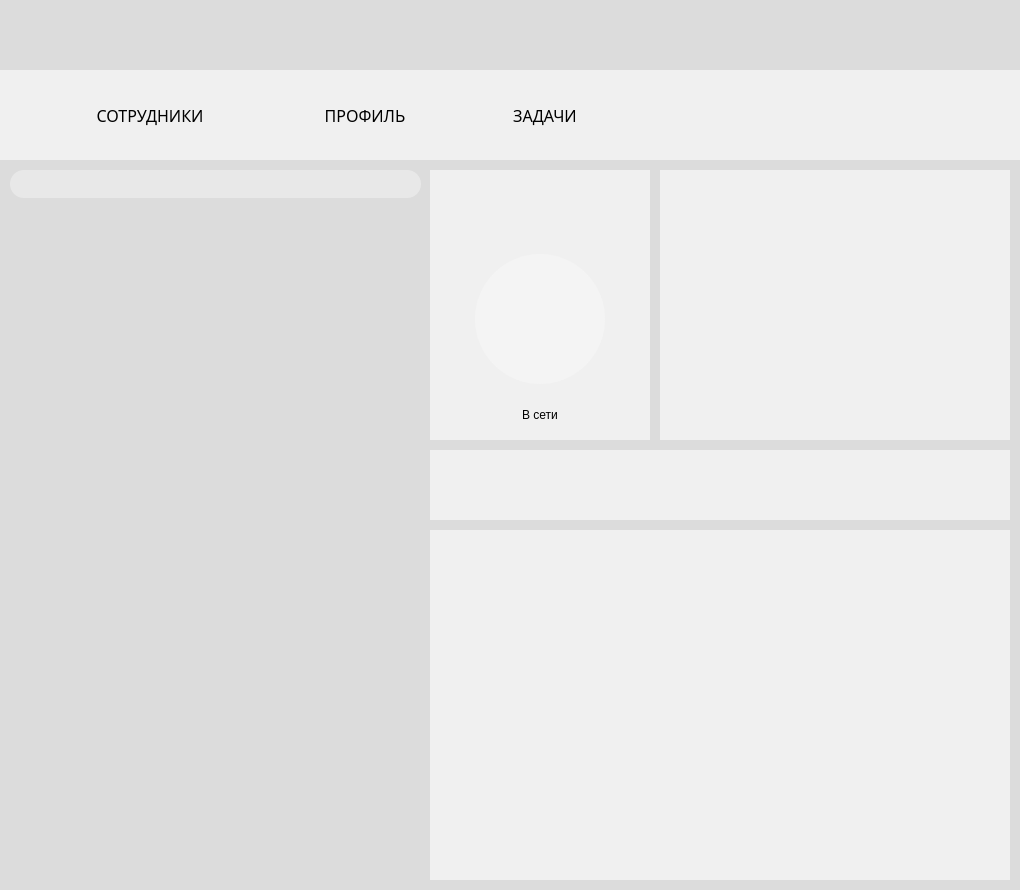
Qt form src/VultusMainWindow.ui (Percyvalle/Vultus) before a commit.
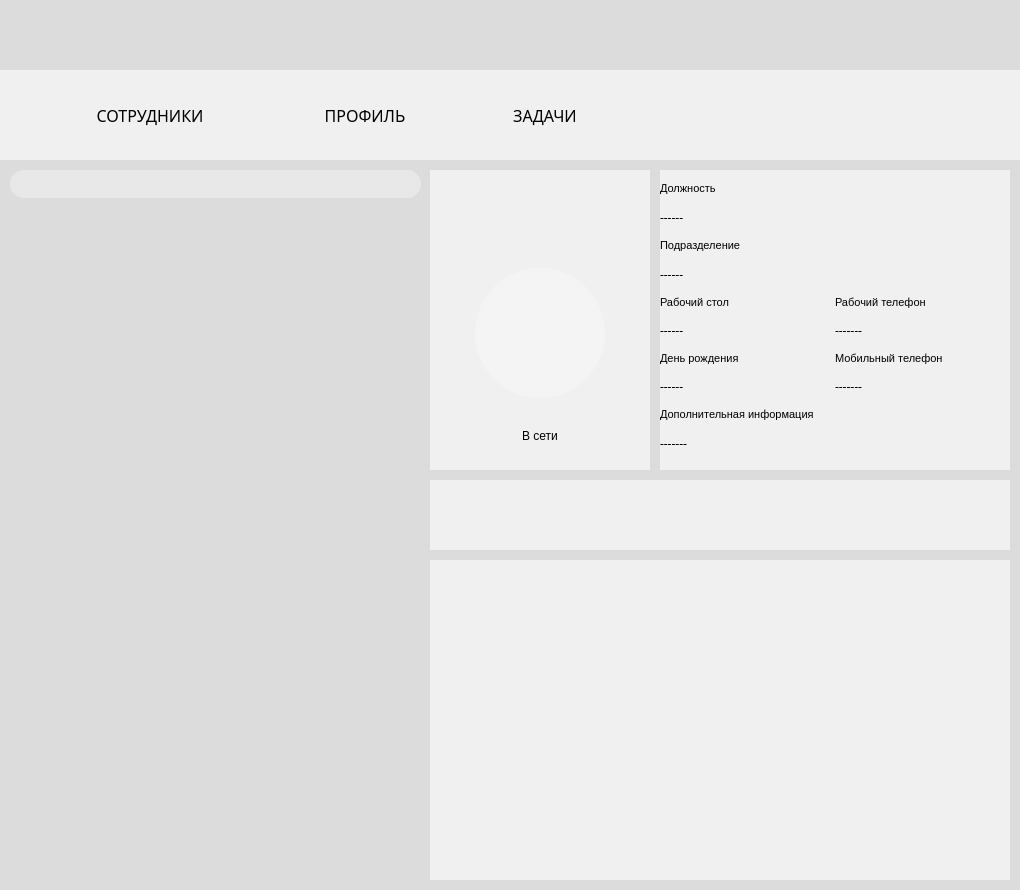
The same form after that commit. Custom widgets are drawn as their Qt base class.

The edit to the form file:
```diff
--- a/src/VultusMainWindow.ui
+++ b/src/VultusMainWindow.ui
@@ -300,7 +300,7 @@
         <x>430</x>
         <y>10</y>
         <width>220</width>
-        <height>270</height>
+        <height>300</height>
        </rect>
       </property>
       <property name="styleSheet">
@@ -384,18 +384,344 @@
         <x>660</x>
         <y>10</y>
         <width>350</width>
-        <height>270</height>
+        <height>300</height>
        </rect>
       </property>
       <property name="styleSheet">
-       <string notr="true">background-color: rgba(245, 245, 245,80%);</string>
+       <string notr="true">QWidget{background-color: rgba(245, 245, 245,80%);}
+QLabel{background-color: rgba(245, 245, 245,0%);}</string>
       </property>
+      <layout class="QVBoxLayout" name="verticalLayout_3">
+       <property name="spacing">
+        <number>0</number>
+       </property>
+       <property name="sizeConstraint">
+        <enum>QLayout::SetMinimumSize</enum>
+       </property>
+       <item>
+        <widget class="QLabel" name="label">
+         <property name="sizePolicy">
+          <sizepolicy hsizetype="Preferred" vsizetype="Fixed">
+           <horstretch>0</horstretch>
+           <verstretch>0</verstretch>
+          </sizepolicy>
+         </property>
+         <property name="font">
+          <font>
+           <pointsize>8</pointsize>
+          </font>
+         </property>
+         <property name="text">
+          <string>Должность</string>
+         </property>
+        </widget>
+       </item>
+       <item>
+        <widget class="QLabel" name="position_label">
+         <property name="sizePolicy">
+          <sizepolicy hsizetype="Preferred" vsizetype="Preferred">
+           <horstretch>0</horstretch>
+           <verstretch>0</verstretch>
+          </sizepolicy>
+         </property>
+         <property name="maximumSize">
+          <size>
+           <width>16777215</width>
+           <height>20</height>
+          </size>
+         </property>
+         <property name="font">
+          <font>
+           <family>Bahnschrift SemiBold</family>
+           <pointsize>9</pointsize>
+          </font>
+         </property>
+         <property name="text">
+          <string>------</string>
+         </property>
+        </widget>
+       </item>
+       <item>
+        <widget class="QLabel" name="label_3">
+         <property name="sizePolicy">
+          <sizepolicy hsizetype="Preferred" vsizetype="Fixed">
+           <horstretch>0</horstretch>
+           <verstretch>0</verstretch>
+          </sizepolicy>
+         </property>
+         <property name="font">
+          <font>
+           <pointsize>8</pointsize>
+          </font>
+         </property>
+         <property name="text">
+          <string>Подразделение</string>
+         </property>
+        </widget>
+       </item>
+       <item>
+        <widget class="QLabel" name="subdivision_label">
+         <property name="maximumSize">
+          <size>
+           <width>16777215</width>
+           <height>20</height>
+          </size>
+         </property>
+         <property name="font">
+          <font>
+           <family>Bahnschrift SemiBold</family>
+           <pointsize>9</pointsize>
+          </font>
+         </property>
+         <property name="text">
+          <string>------</string>
+         </property>
+        </widget>
+       </item>
+       <item>
+        <layout class="QHBoxLayout" name="horizontalLayout_3">
+         <property name="sizeConstraint">
+          <enum>QLayout::SetMaximumSize</enum>
+         </property>
+         <item>
+          <widget class="QLabel" name="label_5">
+           <property name="sizePolicy">
+            <sizepolicy hsizetype="Preferred" vsizetype="Fixed">
+             <horstretch>0</horstretch>
+             <verstretch>0</verstretch>
+            </sizepolicy>
+           </property>
+           <property name="maximumSize">
+            <size>
+             <width>16777215</width>
+             <height>12</height>
+            </size>
+           </property>
+           <property name="font">
+            <font>
+             <pointsize>8</pointsize>
+            </font>
+           </property>
+           <property name="text">
+            <string>Рабочий стол</string>
+           </property>
+          </widget>
+         </item>
+         <item>
+          <widget class="QLabel" name="label_6">
+           <property name="sizePolicy">
+            <sizepolicy hsizetype="Preferred" vsizetype="Fixed">
+             <horstretch>0</horstretch>
+             <verstretch>0</verstretch>
+            </sizepolicy>
+           </property>
+           <property name="maximumSize">
+            <size>
+             <width>16777215</width>
+             <height>12</height>
+            </size>
+           </property>
+           <property name="font">
+            <font>
+             <pointsize>8</pointsize>
+            </font>
+           </property>
+           <property name="text">
+            <string>Рабочий телефон</string>
+           </property>
+          </widget>
+         </item>
+        </layout>
+       </item>
+       <item>
+        <layout class="QHBoxLayout" name="horizontalLayout_5">
+         <property name="sizeConstraint">
+          <enum>QLayout::SetMaximumSize</enum>
+         </property>
+         <item>
+          <widget class="QLabel" name="work_place_label">
+           <property name="maximumSize">
+            <size>
+             <width>16777215</width>
+             <height>20</height>
+            </size>
+           </property>
+           <property name="font">
+            <font>
+             <family>Bahnschrift SemiBold</family>
+             <pointsize>9</pointsize>
+            </font>
+           </property>
+           <property name="text">
+            <string>------</string>
+           </property>
+          </widget>
+         </item>
+         <item>
+          <widget class="QLabel" name="work_phone_label">
+           <property name="maximumSize">
+            <size>
+             <width>16777215</width>
+             <height>20</height>
+            </size>
+           </property>
+           <property name="font">
+            <font>
+             <family>Bahnschrift SemiBold</family>
+             <pointsize>9</pointsize>
+            </font>
+           </property>
+           <property name="text">
+            <string>-------</string>
+           </property>
+          </widget>
+         </item>
+        </layout>
+       </item>
+       <item>
+        <layout class="QHBoxLayout" name="horizontalLayout_6">
+         <property name="sizeConstraint">
+          <enum>QLayout::SetMaximumSize</enum>
+         </property>
+         <item>
+          <widget class="QLabel" name="label_9">
+           <property name="sizePolicy">
+            <sizepolicy hsizetype="Preferred" vsizetype="Fixed">
+             <horstretch>0</horstretch>
+             <verstretch>0</verstretch>
+            </sizepolicy>
+           </property>
+           <property name="maximumSize">
+            <size>
+             <width>16777215</width>
+             <height>12</height>
+            </size>
+           </property>
+           <property name="font">
+            <font>
+             <pointsize>8</pointsize>
+            </font>
+           </property>
+           <property name="text">
+            <string>День рождения</string>
+           </property>
+          </widget>
+         </item>
+         <item>
+          <widget class="QLabel" name="label_10">
+           <property name="sizePolicy">
+            <sizepolicy hsizetype="Preferred" vsizetype="Fixed">
+             <horstretch>0</horstretch>
+             <verstretch>0</verstretch>
+            </sizepolicy>
+           </property>
+           <property name="maximumSize">
+            <size>
+             <width>16777215</width>
+             <height>12</height>
+            </size>
+           </property>
+           <property name="font">
+            <font>
+             <pointsize>8</pointsize>
+            </font>
+           </property>
+           <property name="text">
+            <string>Мобильный телефон</string>
+           </property>
+          </widget>
+         </item>
+        </layout>
+       </item>
+       <item>
+        <layout class="QHBoxLayout" name="horizontalLayout_7">
+         <property name="sizeConstraint">
+          <enum>QLayout::SetMaximumSize</enum>
+         </property>
+         <item>
+          <widget class="QLabel" name="birthday_label">
+           <property name="maximumSize">
+            <size>
+             <width>16777215</width>
+             <height>20</height>
+            </size>
+           </property>
+           <property name="font">
+            <font>
+             <family>Bahnschrift SemiBold</family>
+             <pointsize>9</pointsize>
+            </font>
+           </property>
+           <property name="text">
+            <string>------</string>
+           </property>
+          </widget>
+         </item>
+         <item>
+          <widget class="QLabel" name="phone_label">
+           <property name="maximumSize">
+            <size>
+             <width>16777215</width>
+             <height>20</height>
+            </size>
+           </property>
+           <property name="font">
+            <font>
+             <family>Bahnschrift SemiBold</family>
+             <pointsize>9</pointsize>
+            </font>
+           </property>
+           <property name="text">
+            <string>-------</string>
+           </property>
+          </widget>
+         </item>
+        </layout>
+       </item>
+       <item>
+        <widget class="QLabel" name="label_13">
+         <property name="sizePolicy">
+          <sizepolicy hsizetype="Preferred" vsizetype="Fixed">
+           <horstretch>0</horstretch>
+           <verstretch>0</verstretch>
+          </sizepolicy>
+         </property>
+         <property name="font">
+          <font>
+           <pointsize>8</pointsize>
+          </font>
+         </property>
+         <property name="text">
+          <string>Дополнительная информация</string>
+         </property>
+        </widget>
+       </item>
+       <item>
+        <widget class="QLabel" name="discription_label">
+         <property name="maximumSize">
+          <size>
+           <width>16777215</width>
+           <height>20</height>
+          </size>
+         </property>
+         <property name="font">
+          <font>
+           <family>Bahnschrift SemiBold</family>
+           <pointsize>9</pointsize>
+          </font>
+         </property>
+         <property name="text">
+          <string>-------</string>
+         </property>
+        </widget>
+       </item>
+      </layout>
      </widget>
      <widget class="QWidget" name="widget_4" native="true">
       <property name="geometry">
        <rect>
         <x>430</x>
-        <y>290</y>
+        <y>320</y>
         <width>580</width>
         <height>70</height>
        </rect>
@@ -408,9 +734,9 @@
       <property name="geometry">
        <rect>
         <x>430</x>
-        <y>370</y>
+        <y>400</y>
         <width>580</width>
-        <height>350</height>
+        <height>320</height>
        </rect>
       </property>
       <property name="styleSheet">
```
